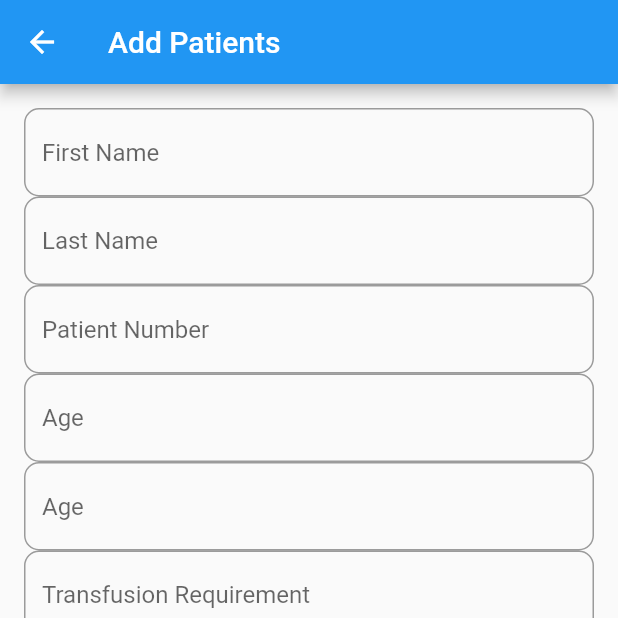
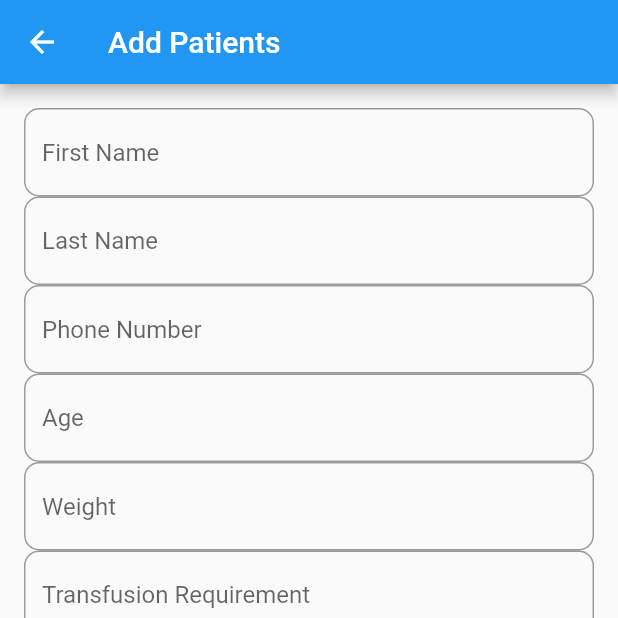
Before and after one commit to MadhurShrestha/patient_records, a Flutter app: the AddPatient screen opened directly, after a tap on "Submit", on a phone screen of 412 x 824 dp, the top half of it. Run offline on Flutter 3.47's test engine with Material 2 defaults, Android fonts, the phone set to English and light mode, and no system bars; missing offline and left inert: dart:ffi; network calls fail.

Commit message:
Removed unwanted code

```diff
--- a/lib/add_patient.dart
+++ b/lib/add_patient.dart
@@ -9,6 +9,7 @@ class AddPatient extends StatefulWidget {
   @override
   State<AddPatient> createState() => _AddPatientState();
 }
+
 class _AddPatientState extends State<AddPatient> {
   TextEditingController firstNameController = TextEditingController();
   TextEditingController lastNameController = TextEditingController();
@@ -22,7 +23,6 @@ class _AddPatientState extends State<AddPatient> {
   TextEditingController serumFerritinController = TextEditingController();
   final fieldText = TextEditingController();
 
-
   @override
   Widget build(BuildContext context) {
     return Scaffold(
@@ -34,7 +34,6 @@ class _AddPatientState extends State<AddPatient> {
         child: Form(
           child: Column(
             children: [
-
               TextField(
                 controller: firstNameController,
                 decoration: const InputDecoration(
@@ -58,7 +57,7 @@ class _AddPatientState extends State<AddPatient> {
                 keyboardType: TextInputType.number,
                 maxLength: 10,
                 decoration: const InputDecoration(
-                hintText: 'Patient Number',
+                    hintText: 'Phone Number',
                     counter: SizedBox.shrink(),
                     border: OutlineInputBorder(
                         borderRadius: BorderRadius.all(
@@ -82,7 +81,7 @@ class _AddPatientState extends State<AddPatient> {
                 keyboardType: TextInputType.number,
                 maxLength: 3,
                 decoration: const InputDecoration(
-                hintText: 'Age',
+                    hintText: 'Weight',
                     counter: SizedBox.shrink(),
                     border: OutlineInputBorder(
                         borderRadius: BorderRadius.all(
@@ -151,28 +150,21 @@ class _AddPatientState extends State<AddPatient> {
                     Map<String, dynamic> dataToUpdate = {
                       'patient[first_name]': firstNameController.text,
                       'patient[last_name]': lastNameController.text,
+                      'patient[age]': ageController.text
                     };
-                    // print(dataToUpdate);
-
-                    bool status = await HTTPHelper()
-                        .addPatient(dataToUpdate);
-                    // print(status);
-
+                    bool status = await HTTPHelper().addPatient(dataToUpdate);
                     if (status) {
-                      ScaffoldMessenger.of(context)
-                          .showSnackBar(SnackBar(content: Text('Patient Added')));
-                    }
-                    else
-                    {
-                      ScaffoldMessenger.of(context)
-                          .showSnackBar(SnackBar(content: Text('Failed to add patient')));
+                      ScaffoldMessenger.of(context).showSnackBar(
+                          SnackBar(content: Text('Patient Added')));
+                    } else {
+                      ScaffoldMessenger.of(context).showSnackBar(
+                          SnackBar(content: Text('Failed to add patient')));
                     }
                     setState(() {
                       Navigator.pop(context);
                     });
                   },
-                  child: Text('Submit')
-              )
+                  child: Text('Submit'))
             ],
           ),
         ),
```
Also changed, not shown: lib/edit_single_patient.dart (+3 -18 lines), lib/patients_list.dart (+2 -62 lines). Lines whose indentation alone changed are shown as unchanged.
